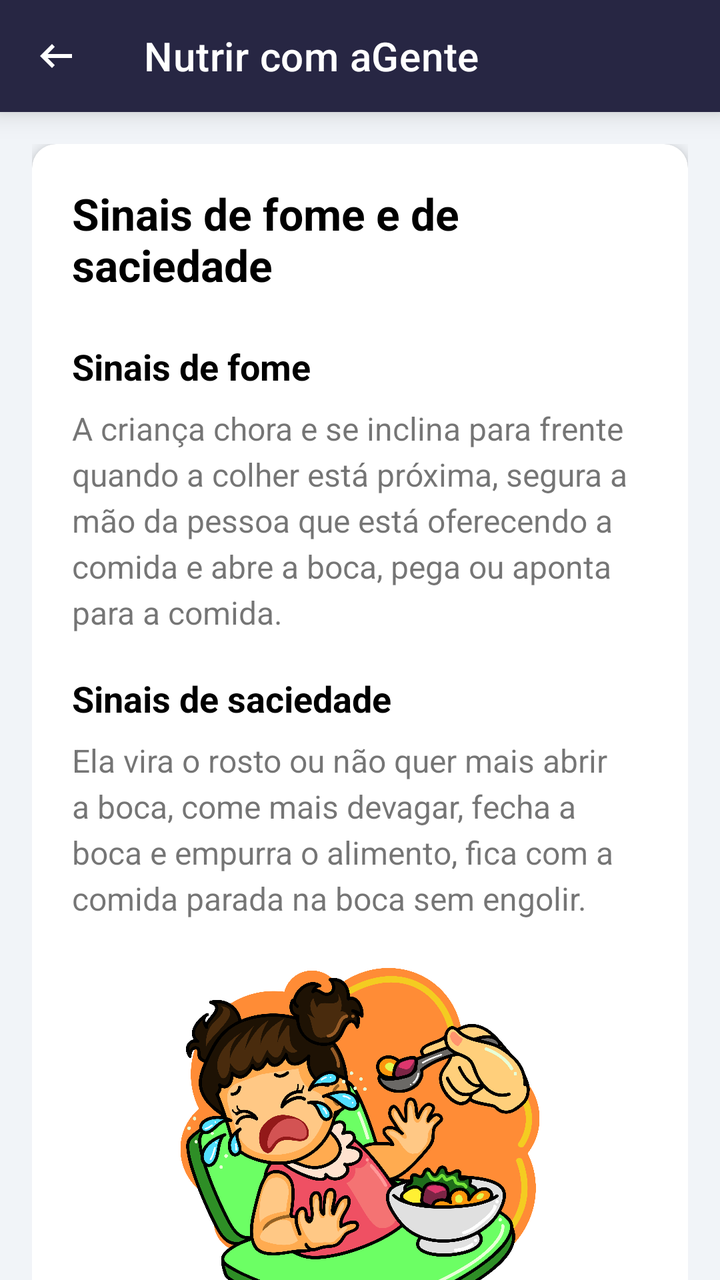
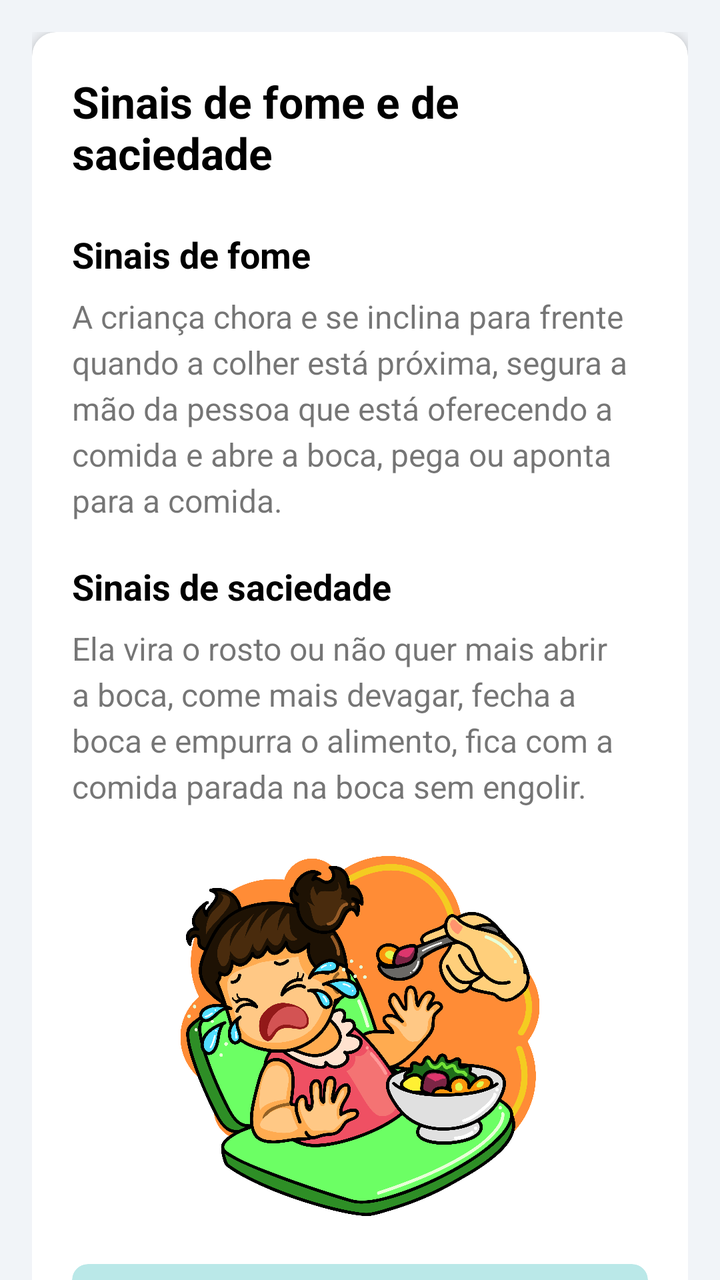

Two renders of the same Android screen: before a commit and after it. Below are the layout's source before the change and the commit's diff.
<!-- AndroidManifest.xml: application theme Theme.NutrirAGente -->
<!-- res/layout/screen_sinais.xml -->
<?xml version="1.0" encoding="utf-8"?>
<androidx.coordinatorlayout.widget.CoordinatorLayout
    xmlns:android="http://schemas.android.com/apk/res/android"
    xmlns:app="http://schemas.android.com/apk/res-auto"
    xmlns:tools="http://schemas.android.com/tools"
    android:layout_width="match_parent"
    android:layout_height="match_parent"
    android:background="@color/gray">

    <com.google.android.material.appbar.AppBarLayout
        android:layout_width="match_parent"
        android:layout_height="wrap_content"
        android:background="@color/blue_toolbar"
        app:elevation="8dp">

        <androidx.appcompat.widget.Toolbar
            android:id="@+id/toolbar"
            android:layout_width="match_parent"
            android:layout_height="?attr/actionBarSize"
            app:navigationIcon="@drawable/ic_arrow_back"
            app:title="@string/title_app"
            app:titleTextColor="@android:color/white"/>

    </com.google.android.material.appbar.AppBarLayout>

    <androidx.core.widget.NestedScrollView
        android:layout_width="match_parent"
        android:layout_height="match_parent"
        app:layout_behavior="@string/appbar_scrolling_view_behavior">

        <LinearLayout
            android:layout_width="match_parent"
            android:layout_height="wrap_content"
            android:orientation="vertical"
            android:padding="16dp">

            <androidx.cardview.widget.CardView
                android:layout_width="match_parent"
                android:layout_height="wrap_content"
                android:layout_marginBottom="16dp"
                app:cardCornerRadius="12dp"
                app:cardElevation="4dp">

                <LinearLayout
                    android:layout_width="match_parent"
                    android:layout_height="wrap_content"
                    android:orientation="vertical"
                    android:padding="20dp">

                    <TextView
                        android:layout_width="wrap_content"
                        android:layout_height="wrap_content"
                        android:layout_marginBottom="24dp"
                        android:text="@string/fome_e_saciedade"
                        android:textColor="@android:color/black"
                        android:textSize="22sp"
                        android:textStyle="bold" />

                    <TextView
                        android:layout_width="wrap_content"
                        android:layout_height="wrap_content"
                        android:layout_marginBottom="8dp"
                        android:text="@string/sinais_de_fome"
                        android:textColor="@android:color/black"
                        android:textSize="18sp"
                        android:textStyle="bold" />

                    <TextView
                        android:layout_width="wrap_content"
                        android:layout_height="wrap_content"
                        android:layout_marginBottom="20dp"
                        android:lineSpacingExtra="4dp"
                        android:text="@string/dica_crianca_chora"
                        android:textSize="16sp" />

                    <TextView
                        android:layout_width="wrap_content"
                        android:layout_height="wrap_content"
                        android:layout_marginBottom="8dp"
                        android:text="@string/sinais_de_saciedade"
                        android:textColor="@android:color/black"
                        android:textSize="18sp"
                        android:textStyle="bold" />

                    <TextView
                        android:layout_width="wrap_content"
                        android:layout_height="wrap_content"
                        android:layout_marginBottom="24dp"
                        android:lineSpacingExtra="4dp"
                        android:text="@string/precaucao_vira_o_rosto"
                        android:textSize="16sp" />

                    <ImageView
                        android:layout_width="180dp"
                        android:layout_height="180dp"
                        android:layout_gravity="center_horizontal"
                        android:layout_marginBottom="24dp"
                        android:src="@drawable/bebe_chorando"
                        android:contentDescription="@string/ilustracao_bebe_chorando" />

                    <androidx.cardview.widget.CardView
                        android:layout_width="match_parent"
                        android:layout_height="wrap_content"
                        app:cardBackgroundColor="@color/warn_blue"
                        app:cardCornerRadius="8dp"
                        app:cardElevation="0dp">

                        <TextView
                            android:layout_width="match_parent"
                            android:layout_height="wrap_content"
                            android:gravity="center"
                            android:padding="16dp"
                            android:text="@string/dica_recusa_alimento"
                            android:textColor="@color/color_text_black"
                            android:textStyle="bold" />

                    </androidx.cardview.widget.CardView>
                </LinearLayout>

            </androidx.cardview.widget.CardView>

        </LinearLayout>
    </androidx.core.widget.NestedScrollView>

</androidx.coordinatorlayout.widget.CoordinatorLayout>
<!-- resources referenced by this layout -->
<resources>
  <color name="blue_toolbar">#272643</color>
  <color name="color_text_black">#333333</color>
  <color name="gray">#F1F4F8</color>
  <color name="warn_blue">#FFBAE8E8</color>
  <!-- drawable bebe_chorando: png bitmap (drawable, 620363 bytes) -->
  <!-- drawable ic_arrow_back (drawable) -->
  <vector xmlns:android="http://schemas.android.com/apk/res/android" android:autoMirrored="true" android:height="24dp" android:tint="@color/white" android:viewportHeight="960" android:viewportWidth="960" android:width="24dp">
        
      <path android:fillColor="@android:color/white" android:pathData="M400,720L160,480L400,240L456,298L314,440L800,440L800,520L314,520L456,662L400,720Z"/>
      
  </vector>
  <string name="dica_crianca_chora">A criança chora e se inclina para frente quando a colher está próxima, segura a mão da pessoa que está oferecendo a comida e abre a boca, pega ou aponta para a comida.</string>
  <string name="dica_recusa_alimento">Se a criança recusar determinado alimento, procure oferecer novamente em outras refeições. Lembrar que são necessárias, em média, oito a dez exposições a um novo alimento para que ele seja aceito pela criança.</string>
  <string name="fome_e_saciedade">Sinais de fome e de saciedade</string>
  <string name="ilustracao_bebe_chorando">Ilustração de um bebê chorando ao ser alimentado</string>
  <string name="precaucao_vira_o_rosto">Ela vira o rosto ou não quer mais abrir a boca, come mais devagar, fecha a boca e empurra o alimento, fica com a comida parada na boca sem engolir.</string>
  <string name="sinais_de_fome">Sinais de fome</string>
  <string name="sinais_de_saciedade">Sinais de saciedade</string>
  <string name="title_app">Nutrir com aGente</string>
  <style name="Theme.NutrirAGente" parent="Theme.MaterialComponents.Light.NoActionBar">
          
          <item name="colorPrimary">@color/purple_500</item>
          <item name="colorPrimaryVariant">@color/blue_toolbar</item>
          <item name="colorOnPrimary">@color/white</item>
          <item name="colorOnPrimaryFixedVariant">@color/blue_toolbar</item>
          
          <item name="colorSecondary">@color/teal_200</item>
          <item name="colorSecondaryVariant">@color/teal_700</item>
          <item name="colorOnSecondary">@color/black</item>
          
          <item name="android:statusBarColor">@color/blue_toolbar</item>
          
      </style>
  <color name="white">#FFFFFFFF</color>
  <color name="purple_500">#FF6200EE</color>
  <color name="teal_200">#FF03DAC5</color>
  <color name="teal_700">#FF018786</color>
  <color name="black">#FF000000</color>
</resources>

<!-- the commit's change to res/layout/screen_sinais.xml (unified diff, before → after) -->
@@ -7,21 +7,9 @@
     android:layout_height="match_parent"
     android:background="@color/gray">
 
-    <com.google.android.material.appbar.AppBarLayout
-        android:layout_width="match_parent"
-        android:layout_height="wrap_content"
-        android:background="@color/blue_toolbar"
-        app:elevation="8dp">
 
-        <androidx.appcompat.widget.Toolbar
-            android:id="@+id/toolbar"
-            android:layout_width="match_parent"
-            android:layout_height="?attr/actionBarSize"
-            app:navigationIcon="@drawable/ic_arrow_back"
-            app:title="@string/title_app"
-            app:titleTextColor="@android:color/white"/>
 
-    </com.google.android.material.appbar.AppBarLayout>
+
 
     <androidx.core.widget.NestedScrollView
         android:layout_width="match_parent"
<!-- resource entries referenced after the edit -->
@@ -5,12 +5,6 @@
   <color name="gray">#F1F4F8</color>
   <color name="warn_blue">#FFBAE8E8</color>
   <!-- drawable bebe_chorando: png bitmap (drawable, 620363 bytes) -->
-  <!-- drawable ic_arrow_back (drawable) -->
-  <vector xmlns:android="http://schemas.android.com/apk/res/android" android:autoMirrored="true" android:height="24dp" android:tint="@color/white" android:viewportHeight="960" android:viewportWidth="960" android:width="24dp">
-        
-      <path android:fillColor="@android:color/white" android:pathData="M400,720L160,480L400,240L456,298L314,440L800,440L800,520L314,520L456,662L400,720Z"/>
-      
-  </vector>
   <string name="dica_crianca_chora">A criança chora e se inclina para frente quando a colher está próxima, segura a mão da pessoa que está oferecendo a comida e abre a boca, pega ou aponta para a comida.</string>
   <string name="dica_recusa_alimento">Se a criança recusar determinado alimento, procure oferecer novamente em outras refeições. Lembrar que são necessárias, em média, oito a dez exposições a um novo alimento para que ele seja aceito pela criança.</string>
   <string name="fome_e_saciedade">Sinais de fome e de saciedade</string>
@@ -18,7 +12,6 @@
   <string name="precaucao_vira_o_rosto">Ela vira o rosto ou não quer mais abrir a boca, come mais devagar, fecha a boca e empurra o alimento, fica com a comida parada na boca sem engolir.</string>
   <string name="sinais_de_fome">Sinais de fome</string>
   <string name="sinais_de_saciedade">Sinais de saciedade</string>
-  <string name="title_app">Nutrir com aGente</string>
   <style name="Theme.NutrirAGente" parent="Theme.MaterialComponents.Light.NoActionBar">
           
           <item name="colorPrimary">@color/purple_500</item>
